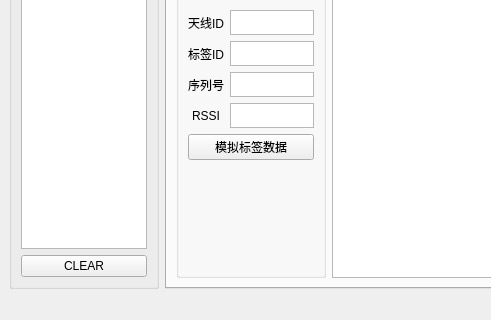
Qt form main_window_form.ui (a15981097537/konying_id8) before a commit; both pictures show x 0 to 491 and y 369 to 689 of the 1298 by 689 pixel window.
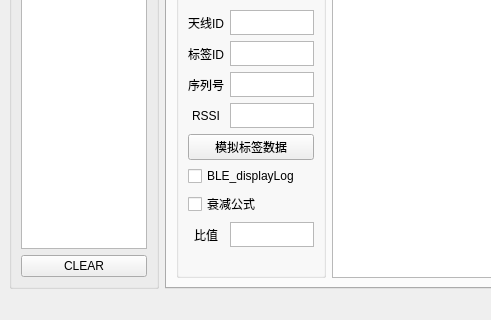
The same form after that commit.

```diff
--- a/main_window_form.ui
+++ b/main_window_form.ui
@@ -4800,6 +4800,56 @@
                </property>
               </widget>
              </item>
+             <item>
+              <widget class="QCheckBox" name="BLE_displayLog">
+               <property name="text">
+                <string>BLE_displayLog</string>
+               </property>
+              </widget>
+             </item>
+             <item>
+              <widget class="QCheckBox" name="BLE_attenuationcheckBox">
+               <property name="text">
+                <string>衰减公式</string>
+               </property>
+              </widget>
+             </item>
+             <item>
+              <layout class="QHBoxLayout" name="horizontalLayout_85">
+               <item>
+                <widget class="QLabel" name="label_60">
+                 <property name="minimumSize">
+                  <size>
+                   <width>36</width>
+                   <height>0</height>
+                  </size>
+                 </property>
+                 <property name="maximumSize">
+                  <size>
+                   <width>36</width>
+                   <height>16777215</height>
+                  </size>
+                 </property>
+                 <property name="text">
+                  <string>比值</string>
+                 </property>
+                 <property name="alignment">
+                  <set>Qt::AlignCenter</set>
+                 </property>
+                </widget>
+               </item>
+               <item>
+                <widget class="QTextEdit" name="BLE_virtualRatio">
+                 <property name="maximumSize">
+                  <size>
+                   <width>16777215</width>
+                   <height>25</height>
+                  </size>
+                 </property>
+                </widget>
+               </item>
+              </layout>
+             </item>
              <item>
               <spacer name="verticalSpacer_9">
                <property name="orientation">
```
Left out of the diff: 28 changed lines with no effect on the pictures.
